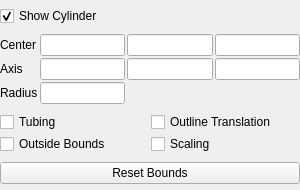
Above: Qt/ApplicationComponents/Resources/UI/pqCylinderPropertyWidget.ui from Kitware/ParaView before the change. Below: the same form after it.
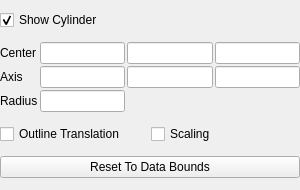
That is the form after the change. Custom widgets are drawn as their Qt base class.

Commit message:
Fix implicit cylinder widget
Make similar changes as Plane Widget in the previous commit.

What changed in the file:
```diff
--- a/Qt/ApplicationComponents/Resources/UI/pqCylinderPropertyWidget.ui
+++ b/Qt/ApplicationComponents/Resources/UI/pqCylinderPropertyWidget.ui
@@ -89,16 +89,6 @@
       <number>2</number>
      </property>
      <item row="0" column="0">
-      <widget class="QCheckBox" name="tubing">
-       <property name="toolTip">
-        <string>Enable/disable tubing of the wire outline of the cylinder intersecton (against the bounding box). The tube thickens the line by wrapping with a vtkTubeFilter.</string>
-       </property>
-       <property name="text">
-        <string>Tubing</string>
-       </property>
-      </widget>
-     </item>
-     <item row="0" column="1">
       <widget class="QCheckBox" name="outlineTranslation">
        <property name="toolTip">
         <string>Enable/disable the ability to translate the bounding box by moving it with the mouse</string>
@@ -108,17 +98,7 @@
        </property>
       </widget>
      </item>
-     <item row="1" column="0">
-      <widget class="QCheckBox" name="outsideBounds">
-       <property name="toolTip">
-        <string>Enable/disable the ability to move the widget outside of the bounds specified.</string>
-       </property>
-       <property name="text">
-        <string>Outside Bounds</string>
-       </property>
-      </widget>
-     </item>
-     <item row="1" column="1">
+     <item row="0" column="1">
       <widget class="QCheckBox" name="scaling">
        <property name="toolTip">
         <string>Enable/disable the ability to scale the widget with the mouse.</string>
@@ -133,7 +113,7 @@
    <item row="7" column="0" colspan="2">
     <widget class="QPushButton" name="resetBounds">
      <property name="text">
-      <string>Reset Bounds</string>
+      <string>Reset To Data Bounds</string>
      </property>
     </widget>
    </item>
```
Left out of the diff: 2 changed lines with no effect on the pictures. The commit also changes 6 other files.
